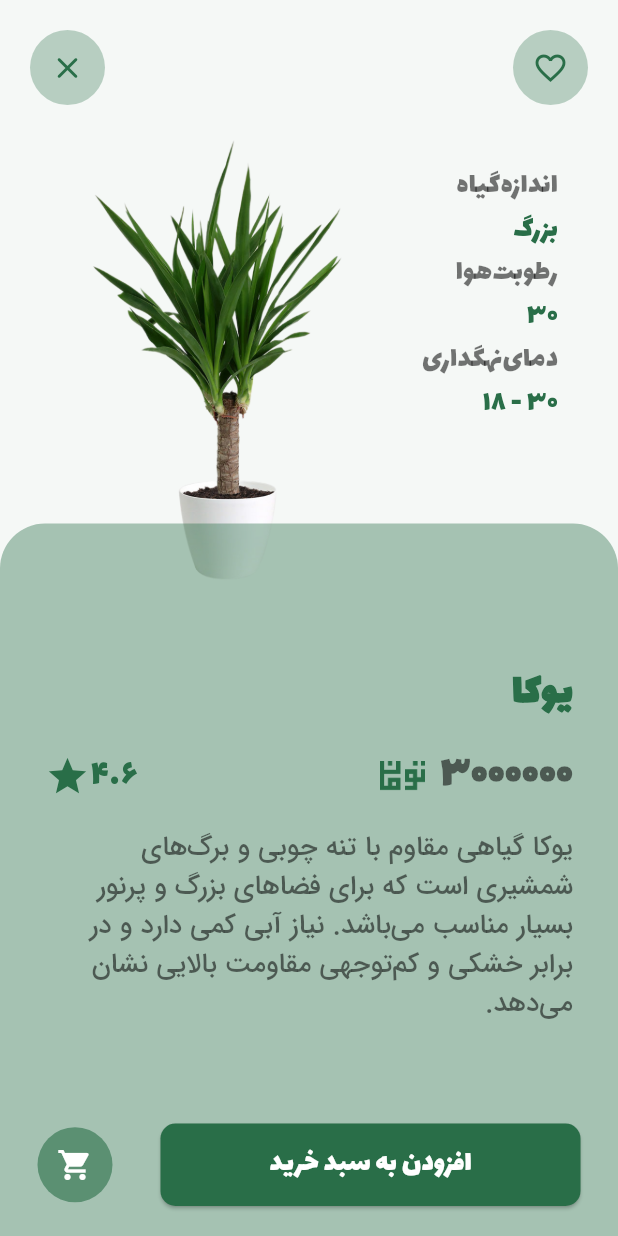
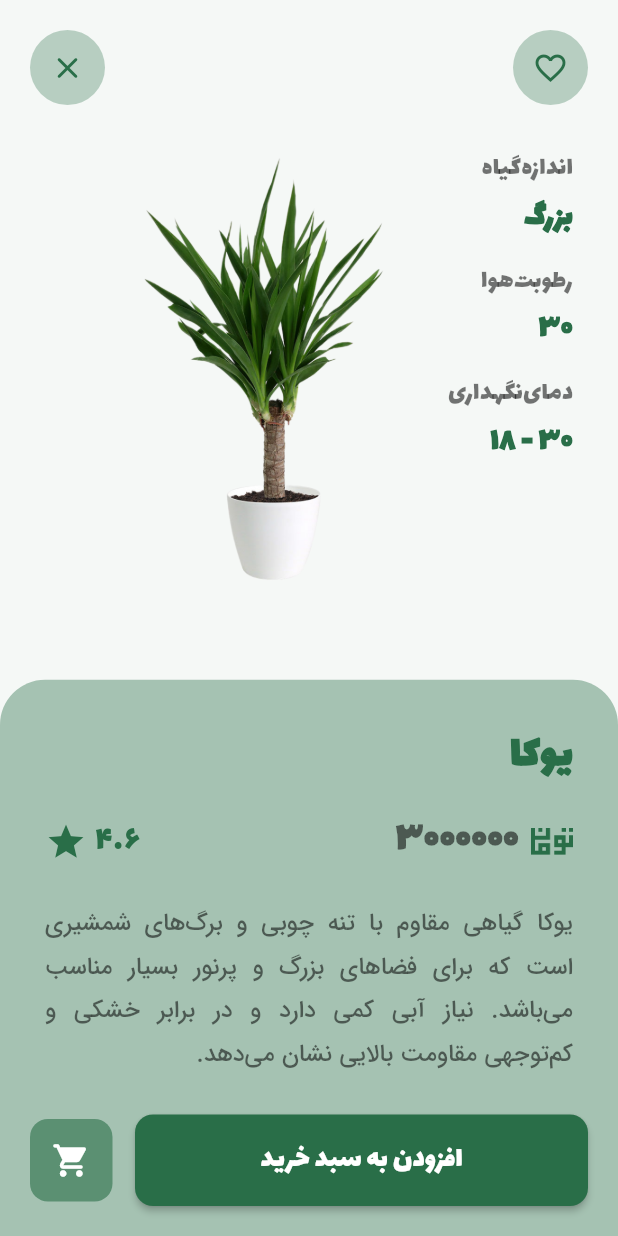
Before and after one commit to hoseda/the_plant_app, a Flutter app: the DetailPage screen opened directly with sample values from the repository, on a phone screen of 412 x 824 dp. Run offline on Flutter 3.47's test engine with Material 3 defaults, Android fonts, the phone set to English and light mode, and no system bars; our stand-ins replace drift, flutter_riverpod, image_picker, page_transition, qr_flutter, share_plus and 2 more; missing offline and left inert: mobile_scanner; accounts and stored records are empty; generated files the repository leaves out were written again.

Commit message:
Update detail_page.dart

```diff
--- a/lib/pages/detail_page.dart
+++ b/lib/pages/detail_page.dart
@@ -13,154 +13,171 @@ class DetailPage extends ConsumerWidget {
 
   @override
   Widget build(BuildContext context, WidgetRef ref) {
-    // Force rebuild when favorites or cart changes
-    ref.watch(favoritesProvider);
-    ref.watch(cartControllerProvider);
+    final size = MediaQuery.of(context).size;
+    final favorites = ref.watch(favoritesProvider);
+    final cart = ref.watch(cartControllerProvider);
 
-    final favorites = ref.read(favoritesProvider);
     final isFavorite = favorites.contains(plant.plantId);
-
-    final cart = ref.read(cartControllerProvider);
     final isInCart = cart.any((item) => item.plantId == plant.plantId);
 
     return Scaffold(
       body: SafeArea(
         child: Stack(
           children: [
-            // دکمه‌های بالا
+            // Main scrollable content
+            Column(
+              children: [
+                // Image and info section (scrollable)
+                Expanded(
+                  child: SingleChildScrollView(
+                    child: Column(
+                      children: [
+                        SizedBox(
+                          height: size.height * 0.5,
+                          child: Stack(
+                            children: [
+                              // Plant image - centered and properly constrained
+                              Center(
+                                child: Padding(
+                                  padding: const EdgeInsets.only(
+                                    top: 80,
+                                    right: 80,
+                                    left: 20,
+                                  ),
+                                  child: ConstrainedBox(
+                                    constraints: BoxConstraints(
+                                      maxHeight: size.height * 0.35,
+                                      maxWidth: size.width * 0.5,
+                                    ),
+                                    child: Image.asset(
+                                      plant.imageURL,
+                                      fit: BoxFit.contain,
+                                    ),
+                                  ),
+                                ),
+                              ),
+
+                              // Right side plant info
                               Positioned(
+                                top: 100,
+                                right: 30,
+                                child: _buildPlantInfoColumn(),
+                              ),
+                            ],
+                          ),
+                        ),
+                        const SizedBox(height: 20),
+                      ],
+                    ),
+                  ),
+                ),
+
+                // Bottom details panel (fixed at bottom)
+                _buildDetailsPanel(context, ref, isFavorite, isInCart),
+              ],
+            ),
+
+            // Top action buttons (fixed)
+            _buildTopActionBar(context, ref, isFavorite),
+          ],
+        ),
+      ),
+    );
+  }
+
+  Widget _buildTopActionBar(
+    BuildContext context,
+    WidgetRef ref,
+    bool isFavorite,
+  ) {
+    return Positioned(
       top: 20,
       left: 20,
       right: 20,
       child: Row(
         mainAxisAlignment: MainAxisAlignment.spaceBetween,
         children: [
-                  GestureDetector(
+          _buildActionButton(
+            icon: Icons.close_rounded,
             onTap: () => Navigator.pop(context),
+          ),
+          _buildActionButton(
+            icon: isFavorite ? Icons.favorite : Icons.favorite_border,
+            onTap: () => _toggleFavorite(context, ref, isFavorite),
+          ),
+        ],
+      ),
+    );
+  }
+
+  Widget _buildActionButton({
+    required IconData icon,
+    required VoidCallback onTap,
+  }) {
+    return GestureDetector(
+      onTap: onTap,
       child: Container(
         width: 50,
         height: 50,
         decoration: BoxDecoration(
           color: Constants.primaryColor.withOpacity(0.3),
-                        borderRadius: BorderRadius.circular(50),
+          borderRadius: BorderRadius.circular(25),
         ),
-                      child: Icon(
-                        Icons.close_rounded,
-                        color: Constants.primaryColor,
+        child: Icon(icon, color: Constants.primaryColor),
+      ),
+    );
+  }
+
+  Widget _buildPlantInfoColumn() {
+    return Column(
+      crossAxisAlignment: CrossAxisAlignment.end,
+      children: [
+        _buildInfoItem('اندازه‌گیاه', plant.size),
+        const SizedBox(height: 15),
+        _buildInfoItem('رطوبت‌هوا', plant.humidity.toString().farsiNumber),
+        const SizedBox(height: 15),
+        _buildInfoItem('دمای‌نگهداری', plant.temperature.farsiNumber),
+      ],
+    );
+  }
+
+  Widget _buildInfoItem(String label, String value) {
+    return Column(
+      crossAxisAlignment: CrossAxisAlignment.end,
+      children: [
+        Text(
+          label,
+          style: TextStyle(
+            fontFamily: 'Lalezar',
+            color: Constants.blackColor,
+            fontSize: 18,
           ),
         ),
-                  ),
-                  GestureDetector(
-                    onTap: () {
-                      ref
-                          .read(favoritesProvider.notifier)
-                          .toggleFavorite(plant.plantId);
-
-                      ScaffoldMessenger.of(context).showSnackBar(
-                        SnackBar(
-                          content: Text(
-                            isFavorite
-                                ? 'از علاقه‌مندی‌ها حذف شد'
-                                : 'به علاقه‌مندی‌ها اضافه شد',
-                          ),
-                          duration: const Duration(seconds: 1),
-                        ),
-                      );
-                    },
-                    child: Container(
-                      width: 50,
-                      height: 50,
-                      decoration: BoxDecoration(
-                        color: Constants.primaryColor.withOpacity(0.3),
-                        borderRadius: BorderRadius.circular(50),
-                      ),
-                      child: Icon(
-                        isFavorite ? Icons.favorite : Icons.favorite_border,
+        const SizedBox(height: 3),
+        Text(
+          value,
+          style: TextStyle(
+            fontFamily: 'Lalezar',
             color: Constants.primaryColor,
-                      ),
+            fontSize: 22,
+            fontWeight: FontWeight.bold,
           ),
         ),
       ],
+    );
+  }
+
+  Widget _buildDetailsPanel(
+    BuildContext context,
+    WidgetRef ref,
+    bool isFavorite,
+    bool isInCart,
+  ) {
+    return Container(
+      width: double.infinity,
+      constraints: BoxConstraints(
+        maxHeight: MediaQuery.of(context).size.height * 0.45,
       ),
-            ),
-
-            // تصویر گیاه
-            Positioned(
-              top: 90,
-              left: 10,
-              child: SizedBox(
-                height: 300,
-                width: 270,
-                child: Image.asset(plant.imageURL, fit: BoxFit.contain),
-              ),
-            ),
-
-            // اطلاعات سمت راست
-            Positioned(
-              top: 110,
-              right: 40,
-              child: Column(
-                crossAxisAlignment: CrossAxisAlignment.end,
-                children: [
-                  Text(
-                    'اندازه‌گیاه',
-                    style: TextStyle(
-                      fontFamily: 'Lalezar',
-                      color: Constants.blackColor,
-                      fontSize: 20,
-                    ),
-                  ),
-                  Text(
-                    plant.size,
-                    style: TextStyle(
-                      fontFamily: 'Lalezar',
-                      color: Constants.primaryColor,
-                      fontSize: 20,
-                    ),
-                  ),
-                  Text(
-                    'رطوبت‌هوا',
-                    style: TextStyle(
-                      fontFamily: 'Lalezar',
-                      color: Constants.blackColor,
-                      fontSize: 20,
-                    ),
-                  ),
-                  Text(
-                    plant.humidity.toString().farsiNumber,
-                    style: TextStyle(
-                      fontFamily: 'Lalezar',
-                      color: Constants.primaryColor,
-                      fontSize: 20,
-                    ),
-                  ),
-                  Text(
-                    'دمای‌نهگداری',
-                    style: TextStyle(
-                      fontFamily: 'Lalezar',
-                      color: Constants.blackColor,
-                      fontSize: 20,
-                    ),
-                  ),
-                  Text(
-                    plant.temperature.farsiNumber,
-                    style: TextStyle(
-                      fontFamily: 'Lalezar',
-                      color: Constants.primaryColor,
-                      fontSize: 20,
-                    ),
-                  ),
-                ],
-              ),
-            ),
-
-            // پنل پایین
-            Positioned(
-              bottom: 0,
-              left: 0,
-              right: 0,
-              child: Container(
-                height: 475,
       decoration: BoxDecoration(
         color: Constants.primaryColor.withAlpha(100),
         borderRadius: const BorderRadius.only(
@@ -170,72 +187,88 @@ class DetailPage extends ConsumerWidget {
       ),
       child: Column(
         children: [
-                    const SizedBox(height: 93),
-                    Row(
-                      mainAxisAlignment: MainAxisAlignment.end,
+          // Scrollable content area
+          Expanded(
+            child: SingleChildScrollView(
+              padding: const EdgeInsets.fromLTRB(30, 30, 30, 0),
+              child: Column(
+                crossAxisAlignment: CrossAxisAlignment.end,
                 children: [
+                  // Plant name
                   Text(
                     plant.plantName,
                     style: TextStyle(
                       fontFamily: 'Lalezar',
-                            fontSize: 29,
+                      fontSize: 30,
                       color: Constants.primaryColor,
                       fontWeight: FontWeight.bold,
                     ),
                   ),
-                        const SizedBox(width: 30),
-                      ],
-                    ),
-                    Padding(
-                      padding: const EdgeInsets.symmetric(
-                        horizontal: 30.0,
-                        vertical: 13,
-                      ),
-                      child: Row(
+
+                  const SizedBox(height: 15),
+
+                  // Rating and price row
+                  Row(
+                    mainAxisAlignment: MainAxisAlignment.spaceBetween,
+                    children: [
+                      // Rating
+                      Row(
                         children: [
                           Icon(
                             Icons.star,
                             color: Constants.primaryColor,
-                            size: 30,
+                            size: 28,
                           ),
+                          const SizedBox(width: 5),
                           Text(
                             plant.rating.toString().farsiNumber,
                             style: TextStyle(
                               fontFamily: 'Lalezar',
-                              fontSize: 25,
+                              fontSize: 24,
                               color: Constants.primaryColor,
                             ),
                           ),
-                          const Spacer(),
-                          SizedBox(
-                            width: 30,
-                            child: Image.asset(
-                              'assets/images/PriceUnit-green.png',
+                        ],
                       ),
-                          ),
-                          const SizedBox(width: 10),
+
+                      // Price
+                      Row(
+                        children: [
                           Text(
                             plant.price.toString().farsiNumber,
                             style: TextStyle(
                               fontFamily: 'Lalezar',
-                              fontSize: 30,
+                              fontSize: 28,
                               color: Constants.blackColor,
                               fontWeight: FontWeight.bold,
                             ),
                           ),
+                          const SizedBox(width: 8),
+                          SizedBox(
+                            width: 28,
+                            height: 28,
+                            child: Image.asset(
+                              'assets/images/PriceUnit-green.png',
+                              fit: BoxFit.contain,
+                            ),
+                          ),
                         ],
                       ),
+                    ],
                   ),
-                    Padding(
-                      padding: const EdgeInsets.symmetric(horizontal: 30.0),
-                      child: Text(
+
+                  const SizedBox(height: 20),
+
+                  // Description
+                  Text(
                     plant.decription,
                     textDirection: TextDirection.rtl,
+                    textAlign: TextAlign.justify,
                     style: TextStyle(
                       fontFamily: 'iranSans',
                       color: Constants.blackColor,
-                          fontSize: 18,
-                        ),
+                      fontSize: 16,
+                      height: 1.8,
                     ),
                   ),
                 ],
@@ -243,56 +276,98 @@ class DetailPage extends ConsumerWidget {
             ),
           ),
 
-            // دکمه‌های پایین
-            Positioned(
-              bottom: 20,
-              left: 25,
-              right: 25,
+          // Fixed action buttons at bottom
+          Padding(
+            padding: const EdgeInsets.all(20.0),
             child: Row(
-                mainAxisAlignment: MainAxisAlignment.spaceBetween,
               children: [
-                  // آیکون سبد خرید
-                  Stack(
+                // Cart icon with indicator
+                _buildCartIcon(isInCart),
+
+                const SizedBox(width: 15),
+
+                // Add to cart button
+                Expanded(child: _buildAddToCartButton(context, ref, isInCart)),
+              ],
+            ),
+          ),
+        ],
+      ),
+    );
+  }
+
+  Widget _buildCartIcon(bool isInCart) {
+    return Stack(
       clipBehavior: Clip.none,
       children: [
         Container(
-                        width: 50,
-                        height: 50,
+          width: 55,
+          height: 55,
           decoration: BoxDecoration(
             color: Constants.primaryColor.withOpacity(0.6),
-                          borderRadius: BorderRadius.circular(50),
+            borderRadius: BorderRadius.circular(12),
           ),
           child: const Icon(
-                          Icons.shopping_cart,
+            Icons.shopping_cart_rounded,
             color: Colors.white,
+            size: 26,
           ),
         ),
         if (isInCart)
           Positioned(
-                          right: 3,
-                          top: 1,
+            right: 5,
+            top: 5,
             child: Container(
-                            width: 9,
-                            height: 9,
+              width: 12,
+              height: 12,
               decoration: BoxDecoration(
-                              color: const Color.fromARGB(255, 211, 0, 0),
-                              borderRadius: BorderRadius.circular(50),
-                              boxShadow: [
-                                BoxShadow(
-                                  color: Colors.black.withOpacity(0.2),
-                                  offset: const Offset(-1, 3),
-                                  blurRadius: 0.8,
-                                ),
-                              ],
+                color: const Color(0xFFD30000),
+                borderRadius: BorderRadius.circular(6),
+                border: Border.all(color: Colors.white, width: 2),
               ),
             ),
           ),
       ],
+    );
+  }
+
+  Widget _buildAddToCartButton(
+    BuildContext context,
+    WidgetRef ref,
+    bool isInCart,
+  ) {
+    return ElevatedButton(
+      onPressed: () => _addToCart(context, ref, isInCart),
+      style: ElevatedButton.styleFrom(
+        backgroundColor: Constants.primaryColor,
+        foregroundColor: Colors.white,
+        shape: RoundedRectangleBorder(borderRadius: BorderRadius.circular(12)),
+        padding: const EdgeInsets.symmetric(vertical: 16),
+        elevation: 2,
       ),
+      child: Text(
+        isInCart ? 'افزودن بیشتر' : 'افزودن به سبد خرید',
+        style: const TextStyle(fontFamily: 'Lalezar', fontSize: 20),
+      ),
+    );
+  }
 
-                  // دکمه اضافه به سبد خرید
-                  ElevatedButton(
-                    onPressed: () {
+  void _toggleFavorite(BuildContext context, WidgetRef ref, bool isFavorite) {
+    ref.read(favoritesProvider.notifier).toggleFavorite(plant.plantId);
+
+    ScaffoldMessenger.of(context).showSnackBar(
+      SnackBar(
+        content: Text(
+          isFavorite ? 'از علاقه‌مندی‌ها حذف شد' : 'به علاقه‌مندی‌ها اضافه شد',
+          style: const TextStyle(fontFamily: 'iranSans'),
+        ),
+        duration: const Duration(seconds: 1),
+        behavior: SnackBarBehavior.floating,
+      ),
+    );
+  }
+
+  void _addToCart(BuildContext context, WidgetRef ref, bool isInCart) {
     ref
         .read(cartControllerProvider.notifier)
         .addToCart(plant.plantId, quantity: 1);
@@ -303,51 +378,16 @@ class DetailPage extends ConsumerWidget {
         duration: const Duration(seconds: 2),
         showCloseIcon: true,
         closeIconColor: Colors.white,
-                          dismissDirection: DismissDirection.horizontal,
-                          margin: const EdgeInsets.only(
-                            bottom: 100,
-                            left: 20,
-                            right: 20,
-                          ),
+        margin: const EdgeInsets.only(bottom: 80, left: 20, right: 20),
         content: Directionality(
           textDirection: TextDirection.rtl,
-                            child: Center(
           child: Text(
             isInCart
                 ? '${plant.plantName} در سبد خرید موجود است'
                 : '${plant.plantName} به سبد خرید اضافه شد',
-                                style: const TextStyle(
-                                  fontFamily: 'iranSans',
-                                  fontSize: 16,
-                                  color: Colors.white,
+            style: const TextStyle(fontFamily: 'iranSans', fontSize: 15),
+            textAlign: TextAlign.center,
           ),
-                              ),
-                            ),
-                          ),
-                        ),
-                      );
-                    },
-                    style: ElevatedButton.styleFrom(
-                      backgroundColor: Constants.primaryColor,
-                      shape: RoundedRectangleBorder(
-                        borderRadius: BorderRadius.circular(10),
-                      ),
-                      minimumSize: const Size(280, 55),
-                      maximumSize: const Size(280, 55),
-                    ),
-                    child: Text(
-                      isInCart ? 'افزودن بیشتر' : 'افزودن به سبد خرید',
-                      style: const TextStyle(
-                        fontFamily: 'Lalezar',
-                        fontSize: 20,
-                        color: Colors.white,
-                      ),
-                    ),
-                  ),
-                ],
-              ),
-            ),
-          ],
         ),
       ),
     );
```
Lines whose indentation alone changed are shown as unchanged.
